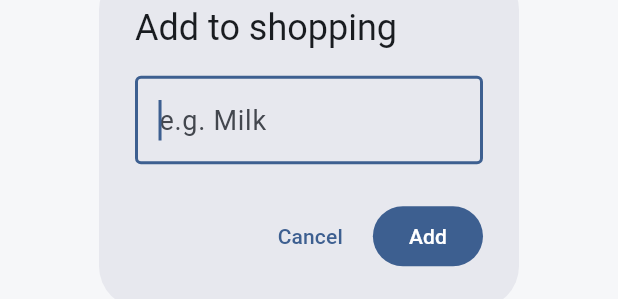
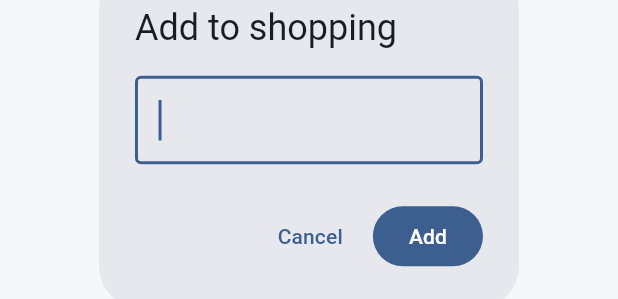
Before and after one commit to KevinAltomare/family-calendar, a Flutter app: the _AddItemDialog widget shown alone on an empty page, opened directly with empty values, on a phone screen of 412 x 824 dp. Shown: the part 480-779 px from the top of the screen. Run offline on Flutter 3.47's test engine with Material 3 defaults, Android fonts, the light colour scheme and no system bars; our stand-ins replace shared_preferences; missing offline and left inert: rrule; accounts and stored records are empty.

```diff
--- a/lib/screens/add_event_screen.dart
+++ b/lib/screens/add_event_screen.dart
@@ -244,7 +244,6 @@ class _AddEventScreenState extends State<AddEventScreen> {
                 prefixIcon: Icon(Icons.person_outline_rounded),
                 border: OutlineInputBorder(),
               ),
-              hint: const Text('Select a family member'),
               items: _familyMembers
                   .map(
                     (member) =>
--- a/lib/screens/lists_screen.dart
+++ b/lib/screens/lists_screen.dart
@@ -135,19 +135,15 @@ class _AddItemDialogState extends State<_AddItemDialog> {
 
   @override
   Widget build(BuildContext context) {
-    final isShopping = widget.list == PlannerList.shopping;
     return AlertDialog(
-      title: Text(isShopping ? 'Add to shopping' : 'Add a to-do'),
+      title: Text(
+        widget.list == PlannerList.shopping ? 'Add to shopping' : 'Add a to-do',
+      ),
       content: TextField(
         controller: _controller,
         autofocus: true,
         textCapitalization: TextCapitalization.sentences,
-        decoration: InputDecoration(
-          hintText: isShopping
-              ? 'e.g. Milk'
-              : 'e.g. Book a dentist appointment',
-          border: const OutlineInputBorder(),
-        ),
+        decoration: InputDecoration(border: const OutlineInputBorder()),
         onSubmitted: (value) => Navigator.pop(context, value),
       ),
       actions: [
```
Also changed, not shown: 2 other files.
